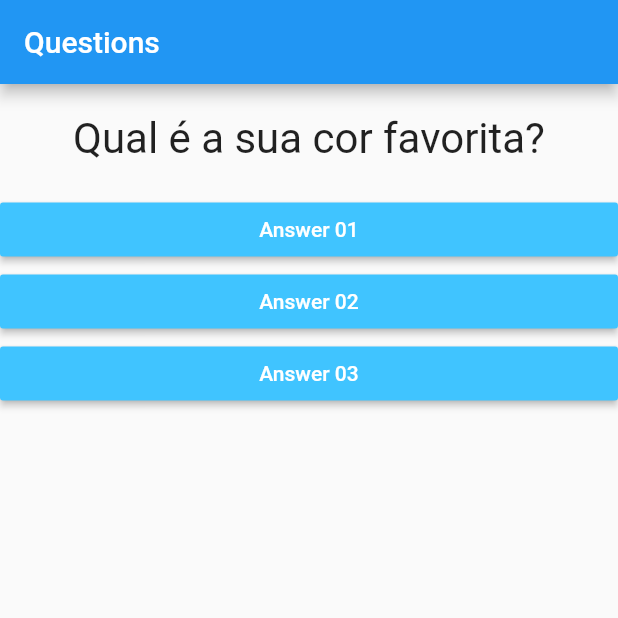
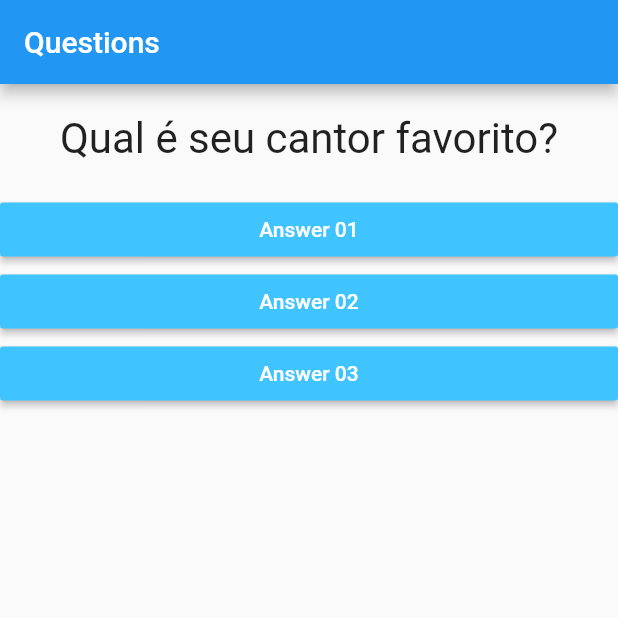
Before and after one commit to matheus-paulino/init-dart, a Flutter app: the screen it shows after launch, on a phone screen of 412 x 824 dp, the top half of it. Run offline on Flutter 3.47's test engine with Material 2 defaults, Android fonts, the phone set to English and light mode, and no system bars.

Commit message:
map in questions

```diff
--- a/lib/main.dart
+++ b/lib/main.dart
@@ -18,9 +18,15 @@ class QuestionAppState extends State<AskApp> {
 
   @override
   Widget build(BuildContext context) {
-    final List<String> questions = [
-      'Qual é a sua cor favorita?',
-      'Qual é o seu animal favorito?'
+    final List<Map<String, Object>> questions = [
+      {
+        'question': 'Qual é seu cantor favorito?',
+        'reponses': ['Preto', 'Vermelho', 'Verde', 'Branco'],
+      },
+      {
+        'question': 'Qual é seu animal favorito?',
+        'reponses': ['Cachorro', 'Girafa', 'Gato', 'Passáro'],
+      }
     ];
 
     return new MaterialApp(
@@ -30,7 +36,7 @@ class QuestionAppState extends State<AskApp> {
         ),
         body: new Column(
           children: <Widget>[
-            new Question(questions[_askSelected]),
+            new Question(questions[_askSelected]['question']),
             new Answer('Answer 01', _response),
             new Answer('Answer 02', _response),
             new Answer('Answer 03', _response),
```
